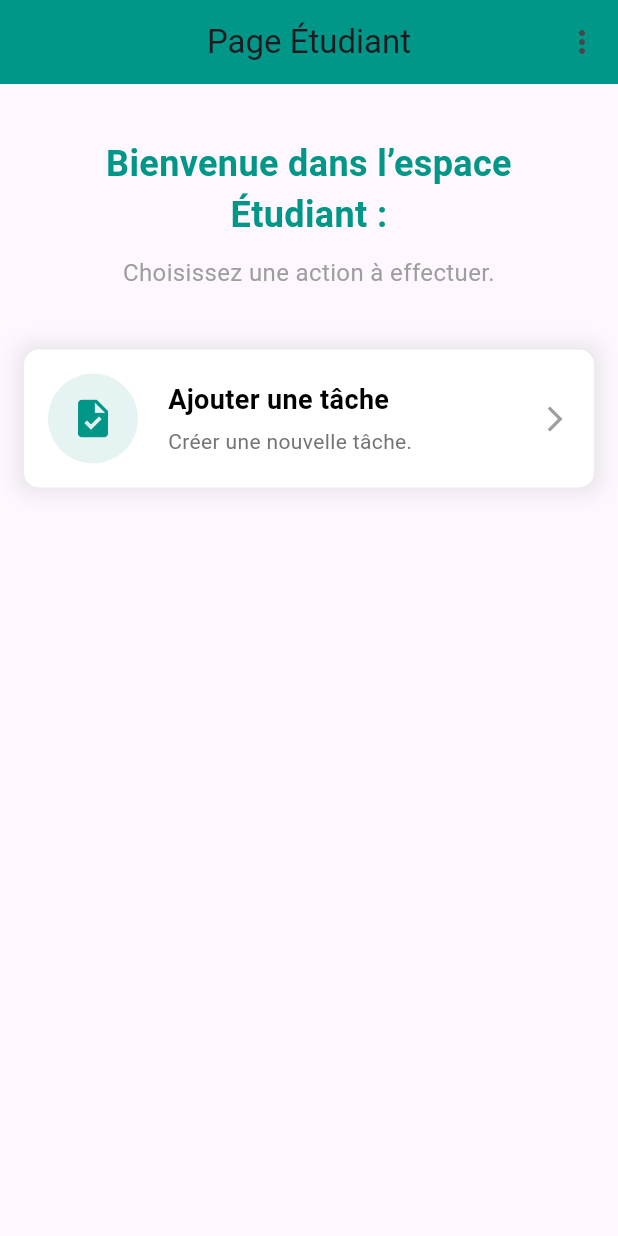
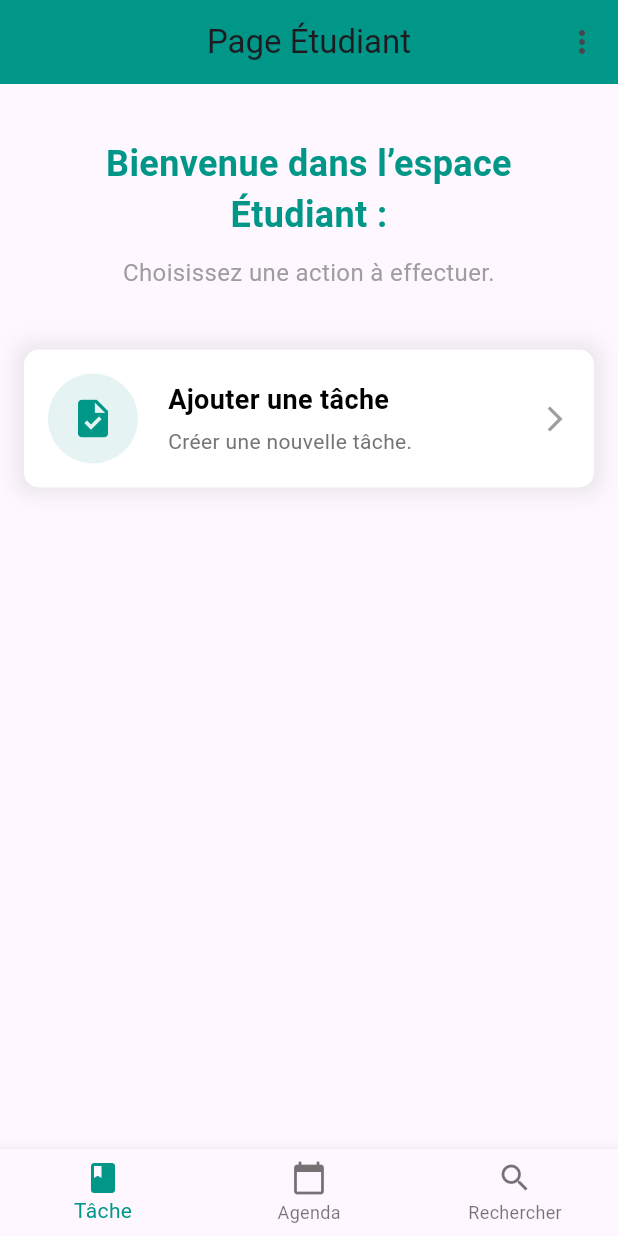
Before and after one commit to manalker/gestion_etudiant, a Flutter app: the screen it shows after launch, after a tap on "Se connecter", on a phone screen of 412 x 824 dp. Run offline on Flutter 3.47's test engine with Material 3 defaults, Android fonts, the phone set to English and light mode, and no system bars; our stand-ins replace cloud_firestore, firebase_auth, firebase_core, table_calendar; accounts and stored records are empty.

Commit message:
Mise en place de l'agenda pour l'étudiant

```diff
--- a/lib/Pages/etud_page.dart
+++ b/lib/Pages/etud_page.dart
@@ -1,60 +1,86 @@
 import 'package:flutter/material.dart';
 import 'package:student_manager/Pages/add_task_page.dart';
 import 'package:student_manager/Pages/view_tasks_page.dart';
+import 'package:table_calendar/table_calendar.dart';
 
-class EtudPage extends StatelessWidget {
+class EtudPage extends StatefulWidget {
   final String userId; // Paramètre pour stocker l'ID utilisateur
 
   const EtudPage({Key? key, required this.userId}) : super(key: key);
 
   @override
-  Widget build(BuildContext context) {
-    return Scaffold(
-      appBar: AppBar(
-        title: const Text('Page Étudiant'),
-        backgroundColor: Colors.teal,
-        centerTitle: true,
-        actions: [
-          PopupMenuButton<String>(
-            onSelected: (value) {
-              if (value == 'tasks') {
-                // Rediriger vers la liste des tâches
-                Navigator.push(
-                  context,
-                  MaterialPageRoute(
-                    builder: (context) => ViewTasksPage(userId: userId),
+  _EtudPageState createState() => _EtudPageState();
+}
+
+class _EtudPageState extends State<EtudPage> {
+  int _selectedIndex = 0; // Onglet actif
+  DateTime _focusedDay = DateTime.now();
+  DateTime? _selectedDay;
+
+  void _onItemTapped(int index) {
+    setState(() {
+      _selectedIndex = index;
+    });
+  }
+
+  Widget _getBody() {
+    // Retourne le contenu selon l'onglet actif
+    switch (_selectedIndex) {
+      case 1: // Onglet "Agenda"
+        return Padding(
+          padding: const EdgeInsets.all(16.0),
+          child: Column(
+            children: [
+              const Text(
+                'Mon Agenda',
+                style: TextStyle(
+                  fontSize: 24.0,
+                  fontWeight: FontWeight.bold,
+                  color: Colors.teal,
                 ),
-                );
-              } else if (value == 'logout') {
-                // Déconnexion
-                Navigator.pushNamedAndRemoveUntil(
-                  context,
-                  '/',
-                  (route) => false,
-                );
-              }
+              ),
+              const SizedBox(height: 16.0),
+              Expanded(
+                child: TableCalendar(
+                  firstDay: DateTime.utc(2020, 1, 1),
+                  lastDay: DateTime.utc(2030, 12, 31),
+                  focusedDay: _focusedDay,
+                  selectedDayPredicate: (day) => isSameDay(_selectedDay, day),
+                  onDaySelected: (selectedDay, focusedDay) {
+                    setState(() {
+                      _selectedDay = selectedDay;
+                      _focusedDay = focusedDay;
+                    });
                   },
-            itemBuilder: (BuildContext context) {
-              return [
-                const PopupMenuItem<String>(
-                  value: 'tasks',
-                  child: Text('Liste des tâches'),
+                  calendarStyle: CalendarStyle(
+                    selectedDecoration: BoxDecoration(
+                      color: Colors.teal,
+                      shape: BoxShape.circle,
                     ),
-                const PopupMenuItem<String>(
-                  value: 'logout',
-                  child: Text('Déconnexion'),
+                    todayDecoration: BoxDecoration(
+                      color: Colors.blue,
+                      shape: BoxShape.circle,
                     ),
-              ];
-            },
+                    weekendTextStyle: const TextStyle(color: Colors.red),
+                  ),
+                  headerStyle: const HeaderStyle(
+                    titleCentered: true,
+                    formatButtonVisible: false,
+                  ),
+                  daysOfWeekStyle: const DaysOfWeekStyle(
+                    weekendStyle: TextStyle(color: Colors.red),
+                  ),
+                ),
               ),
             ],
           ),
-      body: SingleChildScrollView(
+        );
+      case 0: // Onglet "Tâche"
+        return Padding(
           padding: const EdgeInsets.all(16.0),
           child: Column(
             children: [
               const SizedBox(height: 20),
-            // Titre principal
               const Text(
                 'Bienvenue dans l’espace Étudiant : ',
                 style: TextStyle(
@@ -85,7 +111,7 @@ class EtudPage extends StatelessWidget {
                   Navigator.push(
                     context,
                     MaterialPageRoute(
-                    builder: (context) => AddTaskPage(userId: userId),
+                      builder: (context) => AddTaskPage(userId: widget.userId),
                     ),
                   );
                 },
@@ -93,6 +119,83 @@ class EtudPage extends StatelessWidget {
               const SizedBox(height: 20),
             ],
           ),
+        );
+      default: // Par défaut : "Rechercher"
+        return const Center(
+          child: Text(
+            'Rechercher quelque chose ici...',
+            style: TextStyle(fontSize: 16, color: Colors.grey),
+          ),
+        );
+    }
+  }
+
+  @override
+  Widget build(BuildContext context) {
+    return Scaffold(
+      appBar: AppBar(
+        title: const Text('Page Étudiant'),
+        backgroundColor: Colors.teal,
+        centerTitle: true,
+        actions: [
+          PopupMenuButton<String>(
+            onSelected: (value) {
+              if (value == 'tasks') {
+                Navigator.push(
+                  context,
+                  MaterialPageRoute(
+                    builder: (context) => ViewTasksPage(userId: widget.userId),
+                  ),
+                );
+              } else if (value == 'logout') {
+                Navigator.pushNamedAndRemoveUntil(
+                    context, '/', (route) => false);
+              }
+            },
+            itemBuilder: (BuildContext context) {
+              return [
+                const PopupMenuItem<String>(
+                  value: 'tasks',
+                  child: Text('Liste des tâches'),
+                ),
+                const PopupMenuItem<String>(
+                  value: 'logout',
+                  child: Text('Déconnexion'),
+                ),
+              ];
+            },
+          ),
+        ],
+      ),
+      body: _getBody(),
+      floatingActionButton: _selectedIndex == 1
+          ? FloatingActionButton(
+              onPressed: () {
+                // Action pour ajouter une tâche à partir de l'agenda
+              },
+              backgroundColor: Colors.blue,
+              child: const Icon(Icons.add, color: Colors.white),
+            )
+          : null,
+      floatingActionButtonLocation: FloatingActionButtonLocation.endFloat,
+      bottomNavigationBar: BottomNavigationBar(
+        items: const [
+          BottomNavigationBarItem(
+            icon: Icon(Icons.book),
+            label: 'Tâche',
+          ),
+          BottomNavigationBarItem(
+            icon: Icon(Icons.calendar_today),
+            label: 'Agenda',
+          ),
+          BottomNavigationBarItem(
+            icon: Icon(Icons.search),
+            label: 'Rechercher',
+          ),
+        ],
+        currentIndex: _selectedIndex,
+        selectedItemColor: Colors.teal,
+        onTap: _onItemTapped,
       ),
     );
   }
@@ -121,15 +224,12 @@ class EtudPage extends StatelessWidget {
         padding: const EdgeInsets.all(16.0),
         child: Row(
           children: [
-            // Icône principale
             CircleAvatar(
               radius: 30,
               backgroundColor: Colors.teal.withOpacity(0.1),
               child: Icon(icon, color: Colors.teal, size: 30),
             ),
             const SizedBox(width: 20),
-
-            // Texte descriptif
             Expanded(
               child: Column(
                 crossAxisAlignment: CrossAxisAlignment.start,
--- a/pubspec.yaml
+++ b/pubspec.yaml
@@ -27,12 +27,13 @@ dependencies:
   firebase_core: ^3.6.0
   firebase_auth: ^5.3.1
   cloud_firestore: ^5.5.0
+  table_calendar: ^3.0.9
 
   # The following adds the Cupertino Icons font to your application.
   # Use with the CupertinoIcons class for iOS style icons.
   cupertino_icons: ^1.0.6
   flutter_lints: ^3.0.0  # This should stay here, in the dependencies section
-  intl: ^0.20.1
+  intl: ^0.19.0
 
 # For information on the generic Dart part of this file, see the
 # following page: https://dart.dev/tools/pub/pubspec
```
Also changed, not shown: pubspec.lock. Lines whose indentation alone changed are shown as unchanged.
